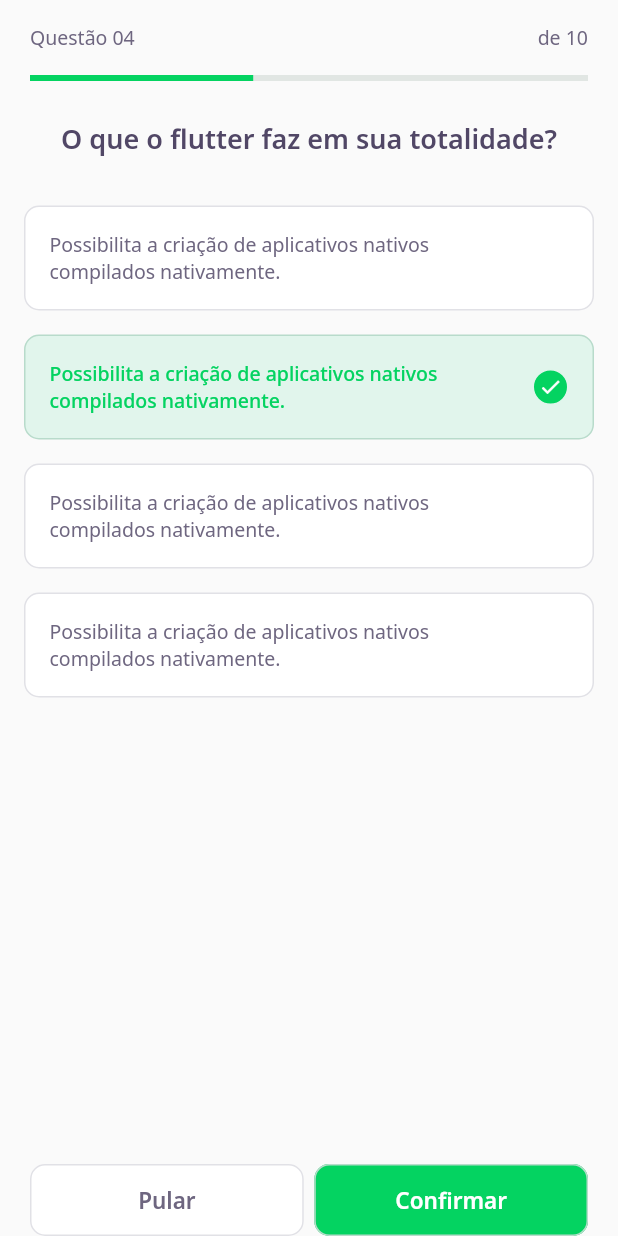
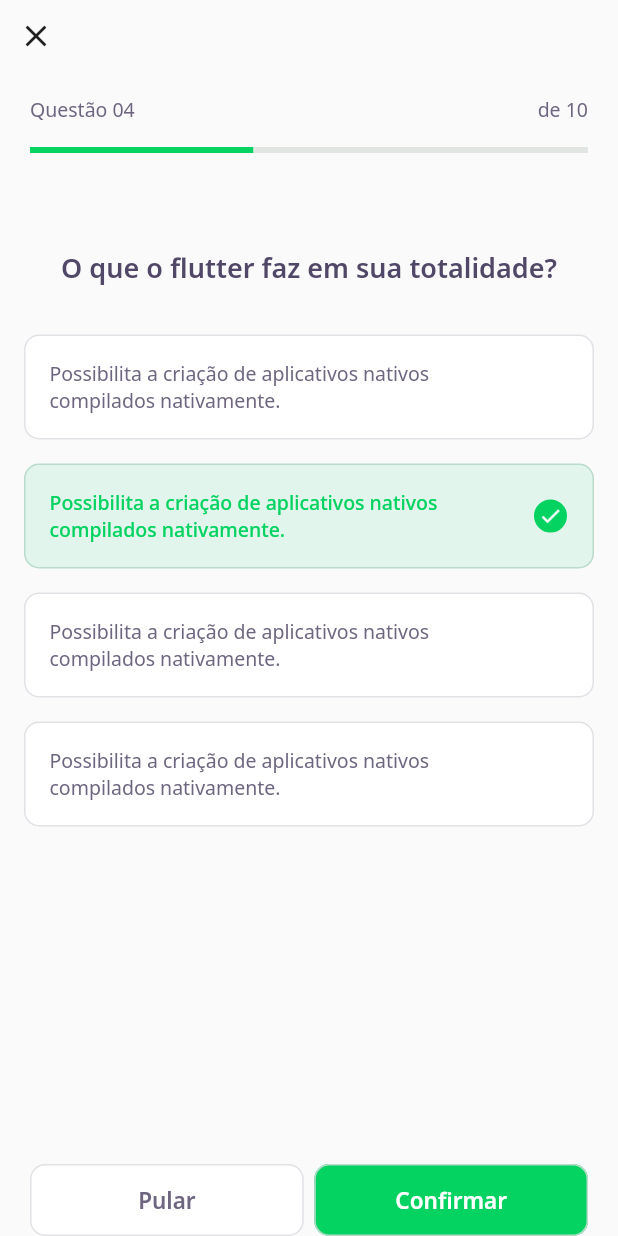
Before and after one commit to hernanytec/dev-quiz, a Flutter app: the ChallengePage screen opened directly, on a phone screen of 412 x 824 dp. Run offline on Flutter 3.47's test engine with Material 2 defaults, Android fonts, the phone set to English and light mode, and no system bars; our stand-ins replace google_fonts; accounts and stored records are empty; network calls fail.

Commit message:
adicionando navegacao entre home e challenge page

```diff
--- a/lib/challenge/challenge_page.dart
+++ b/lib/challenge/challenge_page.dart
@@ -15,8 +15,22 @@ class _ChallengePageState extends State<ChallengePage> {
   Widget build(BuildContext context) {
     return Scaffold(
       appBar: PreferredSize(
-        preferredSize: Size.fromHeight(80),
-        child: SafeArea(child: QuestionIndicatorWidget()),
+        preferredSize: Size.fromHeight(102),
+        child: SafeArea(
+          top: true,
+          child: Column(
+            crossAxisAlignment: CrossAxisAlignment.start,
+            children: [
+              IconButton(
+                icon: Icon(Icons.close),
+                onPressed: () {
+                  Navigator.pop(context);
+                },
+              ),
+              QuestionIndicatorWidget(),
+            ],
+          ),
+        ),
       ),
       body: QuizWidget(
         title: "O que o flutter faz em sua totalidade?",
--- a/lib/challenge/widgets/quiz/quiz_widget.dart
+++ b/lib/challenge/widgets/quiz/quiz_widget.dart
@@ -11,6 +11,9 @@ class QuizWidget extends StatelessWidget {
     return Container(
       child: Column(
         children: [
+          SizedBox(
+            height: 64,
+          ),
           Text(
             title,
             style: AppTextStyles.heading,
--- a/lib/core/app_widget.dart
+++ b/lib/core/app_widget.dart
@@ -1,4 +1,4 @@
-import 'package:dev_quiz/challenge/challenge_page.dart';
+import 'package:dev_quiz/home/home_page.dart';
 import 'package:flutter/material.dart';
 
 class AppWidget extends StatelessWidget {
@@ -6,7 +6,7 @@ class AppWidget extends StatelessWidget {
   Widget build(BuildContext context) {
     return MaterialApp(
       title: "dev_quiz",
-      home: ChallengePage(),
+      home: HomePage(),
     );
   }
 }
```
Also changed, not shown: lib/home/home_page.dart (+9 -0 lines), lib/home/widgets/quiz_card/quiz_card_widget.dart (+6 -1 lines).
